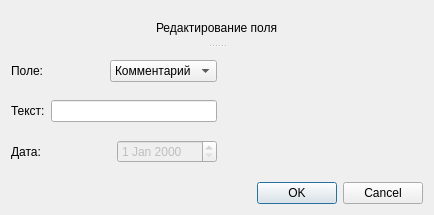
Old version of the form editFieldDialog.ui in the repository d4xDFl0w4r/IntroductoryPracticeSem2.
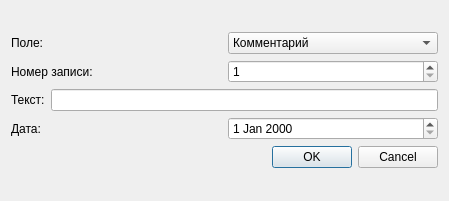
New version of the form.

Commit message: Search, edit dialogs

The edit to the form file:
```diff
--- a/editFieldDialog.ui
+++ b/editFieldDialog.ui
@@ -6,8 +6,8 @@
    <rect>
     <x>0</x>
     <y>0</y>
-    <width>434</width>
-    <height>215</height>
+    <width>449</width>
+    <height>201</height>
    </rect>
   </property>
   <property name="windowTitle">
@@ -15,53 +15,9 @@
   </property>
   <layout class="QVBoxLayout" name="verticalLayout_2">
    <item>
-    <widget class="QSplitter" name="splitter">
-     <property name="orientation">
-      <enum>Qt::Vertical</enum>
-     </property>
-     <widget class="QWidget" name="">
-      <layout class="QHBoxLayout" name="horizontalLayout_5">
-       <item>
-        <spacer name="horizontalSpacer_2">
-         <property name="orientation">
-          <enum>Qt::Horizontal</enum>
-         </property>
-         <property name="sizeHint" stdset="0">
-          <size>
-           <width>40</width>
-           <height>20</height>
-          </size>
-         </property>
-        </spacer>
-       </item>
-       <item>
-        <widget class="QLabel" name="label">
-         <property name="text">
-          <string>Редактирование поля</string>
-         </property>
-        </widget>
-       </item>
-       <item>
-        <spacer name="horizontalSpacer_3">
-         <property name="orientation">
-          <enum>Qt::Horizontal</enum>
-         </property>
-         <property name="sizeHint" stdset="0">
-          <size>
-           <width>40</width>
-           <height>20</height>
-          </size>
-         </property>
-        </spacer>
-       </item>
-      </layout>
-     </widget>
-     <widget class="QWidget" name="">
-      <layout class="QHBoxLayout" name="horizontalLayout_4">
-       <item>
         <layout class="QVBoxLayout" name="verticalLayout">
          <item>
-          <layout class="QHBoxLayout" name="horizontalLayout">
+      <layout class="QHBoxLayout" name="horizontalLayout_2">
            <item>
             <widget class="QLabel" name="label_2">
              <property name="text">
@@ -86,9 +42,27 @@
           </layout>
          </item>
          <item>
-          <layout class="QHBoxLayout" name="horizontalLayout_2">
+      <layout class="QHBoxLayout" name="horizontalLayout">
            <item>
-            <widget class="QLabel" name="label_3">
+        <widget class="QLabel" name="label_5">
+         <property name="text">
+          <string>Номер записи:</string>
+         </property>
+        </widget>
+       </item>
+       <item>
+        <widget class="QSpinBox" name="spinBox">
+         <property name="minimum">
+          <number>1</number>
+         </property>
+        </widget>
+       </item>
+      </layout>
+     </item>
+     <item>
+      <layout class="QHBoxLayout" name="horizontalLayout_3">
+       <item>
+        <widget class="QLabel" name="label_text">
              <property name="text">
               <string>Текст:</string>
              </property>
@@ -100,9 +74,9 @@
           </layout>
          </item>
          <item>
-          <layout class="QHBoxLayout" name="horizontalLayout_3">
+      <layout class="QHBoxLayout" name="horizontalLayout_4">
            <item>
-            <widget class="QLabel" name="label_4">
+        <widget class="QLabel" name="label_date">
              <property name="text">
               <string>Дата:</string>
              </property>
@@ -111,30 +85,11 @@
            <item>
             <widget class="QDateEdit" name="dateEdit">
              <property name="enabled">
-              <bool>false</bool>
+          <bool>true</bool>
              </property>
             </widget>
            </item>
           </layout>
-         </item>
-        </layout>
-       </item>
-       <item>
-        <spacer name="horizontalSpacer">
-         <property name="orientation">
-          <enum>Qt::Horizontal</enum>
-         </property>
-         <property name="sizeHint" stdset="0">
-          <size>
-           <width>40</width>
-           <height>20</height>
-          </size>
-         </property>
-        </spacer>
-       </item>
-      </layout>
-     </widget>
-    </widget>
    </item>
    <item>
     <widget class="QDialogButtonBox" name="buttonBox">
@@ -142,6 +97,8 @@
       <set>QDialogButtonBox::Cancel|QDialogButtonBox::Ok</set>
      </property>
     </widget>
+     </item>
+    </layout>
    </item>
   </layout>
  </widget>
```
Lines whose indentation alone changed are shown as unchanged. The commit also changes 8 other files.
